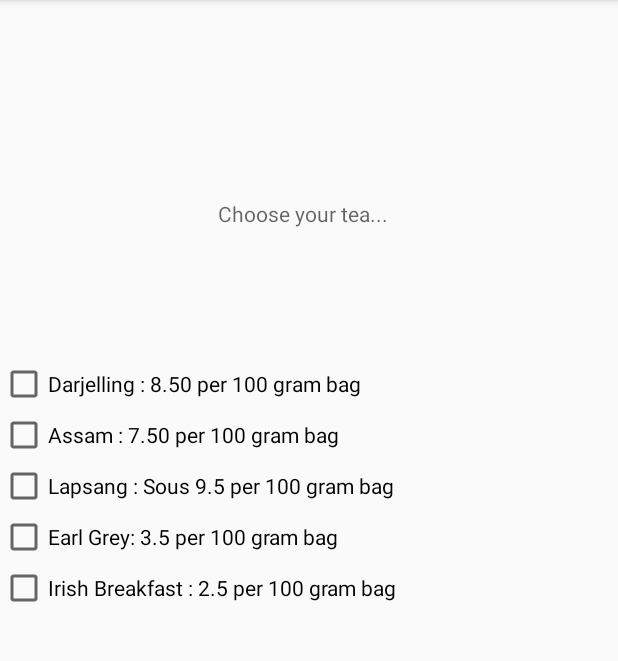
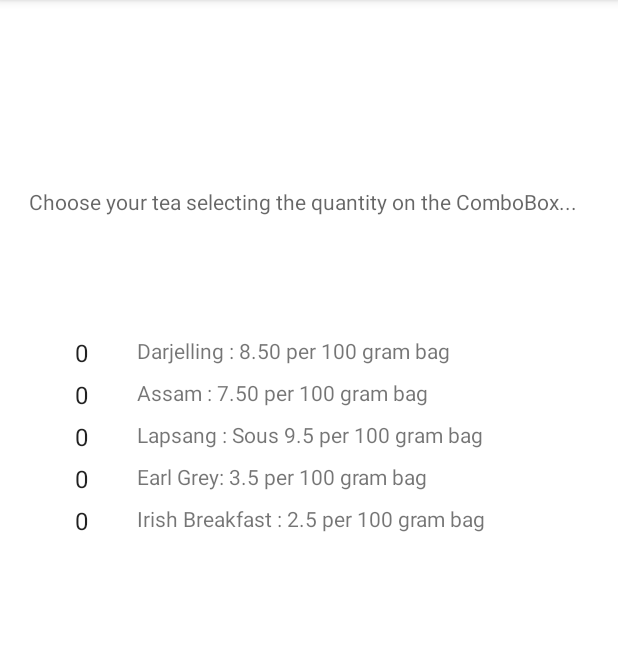
Before and after one commit to tiago-18654/week-8-18654-ca1, an Android app: the screen it shows after launch (MainActivity), on a phone screen of 412 x 824 dp, the part 84-745 px from its top. Run offline under Robolectric (Android 15) with nearby library versions, the phone set to English and light mode, and no system bars; our stand-ins replace data binding.

Commit message:
Change of the check box to Spinner list.
Creation of the exit button

```diff
--- a/app/src/main/java/com/example/android/teacosy/screens/shop/ShopFragment.kt
+++ b/app/src/main/java/com/example/android/teacosy/screens/shop/ShopFragment.kt
@@ -21,6 +21,10 @@ import android.util.Log
 import android.view.LayoutInflater
 import android.view.View
 import android.view.ViewGroup
+import android.widget.ArrayAdapter
+import android.widget.ArrayAdapter.createFromResource
+import android.widget.ListView
+import android.widget.Spinner
 import android.widget.Toast
 import androidx.databinding.DataBindingUtil
 import androidx.fragment.app.Fragment
@@ -28,15 +32,16 @@ import androidx.lifecycle.ViewModelProvider
 import androidx.navigation.fragment.NavHostFragment
 import com.example.android.teacosy.R
 import com.example.android.teacosy.databinding.TeaFragmentBinding
+import kotlinx.android.synthetic.main.tea_fragment.*
 
 /**
+ * @author Tiago Rufino
  * Fragment where the game is played
  */
 class ShopFragment : Fragment() {
 
     private lateinit var binding: TeaFragmentBinding;
     private lateinit var cartModel: ShopCartModel;
-
 
     override fun onCreateView(inflater: LayoutInflater, container: ViewGroup?,
                               savedInstanceState: Bundle?): View? {
@@ -49,39 +54,49 @@ class ShopFragment : Fragment() {
                 false
         )
 
-        Log.i("GameFragment", "Called ViewModelProvider.get")
+        Log.i("TeaFragment", "Called ViewModelProvider.get")
         cartModel = ViewModelProvider(this).get(ShopCartModel::class.java)
 
-        binding.correctButton.setOnClickListener { onCorrect() }
+        //Pay cart button listener
+        binding.correctButton.setOnClickListener { payCart() }
 
+        //Creating the adapter for load the array from the string file
+        val adapter = context?.let {
+            ArrayAdapter.createFromResource(it, R.array.quantity, android.R.layout.simple_spinner_item)}
+
+        //setting the leayout of the spinner
+        adapter?.setDropDownViewResource(android.R.layout.simple_spinner_dropdown_item);
+        //loading the spinner
+        binding.spinnerComboDarjelling.adapter = adapter
+        binding.spinnerComboAssam.adapter = adapter
+        binding.spinnerComboLapsang.adapter = adapter
+        binding.spinnerComboEarlGrey.adapter = adapter
+        binding.spinnerComboIrishBreakfast.adapter = adapter
         return binding.root
-
     }
 
-    private fun onCorrect() {
-        onCheckboxClicked();
+    /**
+     * @author Tiago Rufino
+     * Pay cart method
+     * Set the total and sent to the next fragment (Total_fragment)
+     */
+    private fun payCart() {
         Toast.makeText(activity, "Go to pay your cart", Toast.LENGTH_SHORT).show()
         val action = ShopFragmentDirections.actionGameToScore()
-        action.total = cartModel.total
-        //action. = cartModel.fee;
+        calculateValue();
+        action.total = cartModel.total;
         NavHostFragment.findNavController(this).navigate(action)
     }
 
-    fun onCheckboxClicked(){
-        if (binding.checkboxDarjelling.isChecked) {
-            cartModel.total = cartModel.total + 8.50f;
-        }
-        if (binding.checkboxAssam.isChecked) {
-            cartModel.total = cartModel.total + 7.50f;
-        }
-        if (binding.checkboxLapsang.isChecked) {
-            cartModel.total = cartModel.total + 9.50f;
-        }
-        if (binding.checkboxEarlGrey.isChecked) {
-            cartModel.total = cartModel.total + 3.50f;
-        }
-        if (binding.checkboxIrishBreakfast.isChecked) {
-            cartModel.total = cartModel.total + 2.50f;
-        }
+    /**
+     * @author Tiago Rufino
+     * calculate the order multipling the selected value with the price
+     */
+    private fun calculateValue(){
+        cartModel.total = cartModel.total + (binding.spinnerComboDarjelling.selectedItem.toString().toFloat() * 8.50f);
+        cartModel.total = cartModel.total + (binding.spinnerComboAssam.selectedItem.toString().toFloat() * 7.50f);
+        cartModel.total = cartModel.total + (binding.spinnerComboLapsang.selectedItem.toString().toFloat() * 9.50f);
+        cartModel.total = cartModel.total + (binding.spinnerComboEarlGrey.selectedItem.toString().toFloat() * 3.50f);
+        cartModel.total = cartModel.total + (binding.spinnerComboIrishBreakfast.selectedItem.toString().toFloat() * 2.50f);
     }
 }
--- a/app/src/main/java/com/example/android/teacosy/screens/total/TotalFragment.kt
+++ b/app/src/main/java/com/example/android/teacosy/screens/total/TotalFragment.kt
@@ -27,6 +27,8 @@ import androidx.lifecycle.ViewModelProvider
 import androidx.navigation.fragment.NavHostFragment
 import com.example.android.teacosy.R
 import com.example.android.teacosy.databinding.TotalFragmentBinding
+import java.lang.System.exit
+import kotlin.system.exitProcess
 
 /**
  * Fragment where the final score is shown, after the game is over
@@ -62,6 +64,7 @@ class TotalFragment : Fragment() {
         binding.deliveryFees.text = delivery.toString();
         binding.total.text = (total + delivery).toString();
         binding.playAgainButton.setOnClickListener { playAgain() }
+        binding.exitButton.setOnClickListener { exitProcess(0) }
 
         return binding.root
     }
--- a/app/src/main/res/layout/tea_fragment.xml
+++ b/app/src/main/res/layout/tea_fragment.xml
@@ -22,61 +22,68 @@
         android:id="@+id/game_layout"
         android:layout_width="match_parent"
         android:layout_height="match_parent"
-        tools:context=".screens.shop.ShopFragment">
+        android:background="#FFFFFF"
+        tools:context=".screens.shop.ShopFragment"
+        tools:visibility="visible">
 
-        <CheckBox
+        <TextView
             android:id="@+id/checkbox_darjelling"
             android:layout_width="wrap_content"
             android:layout_height="wrap_content"
-            android:layout_marginTop="240dp"
+            android:layout_marginStart="91dp"
+            android:layout_marginTop="224dp"
             android:orientation="horizontal"
             android:text="@string/darjelling"
+            app:layout_constraintStart_toStartOf="parent"
             app:layout_constraintTop_toTopOf="parent"
-            tools:ignore="MissingConstraints"
-            tools:layout_editor_absoluteX="91dp" />
+            tools:ignore="MissingConstraints" />
 
-        <CheckBox
+        <TextView
             android:id="@+id/checkbox_assam"
             android:layout_width="wrap_content"
             android:layout_height="wrap_content"
-            android:layout_marginTop="34dp"
+            android:layout_marginStart="91dp"
+            android:layout_marginTop="28dp"
             android:orientation="horizontal"
             android:text="@string/assam"
+            app:layout_constraintStart_toStartOf="parent"
             app:layout_constraintTop_toTopOf="@+id/checkbox_darjelling"
-            tools:layout_editor_absoluteX="91dp"
             tools:ignore="MissingConstraints" />
 
-        <CheckBox
+        <TextView
             android:id="@+id/checkbox_lapsang"
             android:layout_width="wrap_content"
             android:layout_height="wrap_content"
-            android:layout_marginTop="34dp"
+            android:layout_marginStart="91dp"
+            android:layout_marginTop="28dp"
             android:orientation="horizontal"
             android:text="@string/lapsang"
+            app:layout_constraintStart_toStartOf="parent"
             app:layout_constraintTop_toTopOf="@+id/checkbox_assam"
-            tools:layout_editor_absoluteX="91dp"
             tools:ignore="MissingConstraints" />
 
-        <CheckBox
+        <TextView
             android:id="@+id/checkbox_earl_grey"
             android:layout_width="wrap_content"
             android:layout_height="wrap_content"
-            android:layout_marginTop="34dp"
+            android:layout_marginStart="91dp"
+            android:layout_marginTop="28dp"
             android:orientation="horizontal"
             android:text="@string/earl_grey"
+            app:layout_constraintStart_toStartOf="parent"
             app:layout_constraintTop_toTopOf="@+id/checkbox_lapsang"
-            tools:layout_editor_absoluteX="91dp"
             tools:ignore="MissingConstraints" />
 
-        <CheckBox
+        <TextView
             android:id="@+id/checkbox_irish_breakfast"
             android:layout_width="wrap_content"
             android:layout_height="wrap_content"
-            android:layout_marginTop="34dp"
+            android:layout_marginStart="91dp"
+            android:layout_marginTop="28dp"
             android:orientation="horizontal"
             android:text="@string/irish_breakfast"
+            app:layout_constraintStart_toStartOf="parent"
             app:layout_constraintTop_toTopOf="@+id/checkbox_earl_grey"
-            tools:layout_editor_absoluteX="91dp"
             tools:ignore="MissingConstraints" />
 
         <TextView
@@ -91,7 +98,7 @@
             android:textStyle="normal"
             app:layout_constraintBottom_toTopOf="@+id/guideline"
             app:layout_constraintEnd_toEndOf="parent"
-            tools:text="2"/>
+            tools:text="2" />
 
         <androidx.constraintlayout.widget.Guideline
             android:id="@+id/guideline"
@@ -120,13 +127,76 @@
             android:layout_marginTop="44dp"
             android:layout_marginEnd="8dp"
             android:fontFamily="sans-serif"
+            android:text="@string/choose_your_tea"
             android:textColor="@color/grey_text_color"
-            android:text="@string/choose_your_tea"
             app:layout_constraintBottom_toTopOf="@+id/checkbox_darjelling"
             app:layout_constraintEnd_toEndOf="parent"
             app:layout_constraintStart_toStartOf="parent"
             app:layout_constraintTop_toTopOf="parent" />
 
+        <Spinner
+            android:id="@+id/spinner_combo_darjelling"
+            style="@android:style/Widget.DeviceDefault.Light.Spinner"
+            android:layout_width="30dp"
+            android:layout_height="20dp"
+            android:layout_marginTop="224dp"
+            android:layout_marginEnd="12dp"
+            android:background="@color/white_text_color"
+            app:layout_constraintEnd_toStartOf="@+id/checkbox_darjelling"
+            app:layout_constraintHorizontal_bias="0.857"
+            app:layout_constraintStart_toStartOf="parent"
+            app:layout_constraintTop_toTopOf="parent" />
+
+        <Spinner
+            android:id="@+id/spinner_combo_assam"
+            style="@android:style/Widget.DeviceDefault.Light.Spinner"
+            android:layout_width="30dp"
+            android:layout_height="20dp"
+            android:layout_marginTop="8dp"
+            android:background="@color/white_text_color"
+            app:layout_constraintEnd_toStartOf="@+id/checkbox_assam"
+            app:layout_constraintHorizontal_bias="0.688"
+            app:layout_constraintStart_toStartOf="parent"
+            app:layout_constraintTop_toBottomOf="@+id/spinner_combo_darjelling" />
+
+        <Spinner
+            android:id="@+id/spinner_combo_lapsang"
+            style="@android:style/Widget.DeviceDefault.Light.Spinner"
+            android:layout_width="30dp"
+            android:layout_height="20dp"
+            android:layout_marginTop="8dp"
+            android:background="@color/white_text_color"
+            app:layout_constraintEnd_toStartOf="@+id/checkbox_lapsang"
+            app:layout_constraintHorizontal_bias="0.688"
+            app:layout_constraintStart_toStartOf="parent"
+            app:layout_constraintTop_toBottomOf="@+id/spinner_combo_assam" />
+
+        <Spinner
+            android:id="@+id/spinner_combo_earl_grey"
+            style="@android:style/Widget.DeviceDefault.Light.Spinner"
+            android:layout_width="30dp"
+            android:layout_height="20dp"
+            android:layout_marginStart="40dp"
+            android:layout_marginTop="8dp"
+            android:background="@color/white_text_color"
+            app:layout_constraintEnd_toStartOf="@+id/checkbox_earl_grey"
+            app:layout_constraintHorizontal_bias="0.095"
+            app:layout_constraintStart_toStartOf="parent"
+            app:layout_constraintTop_toBottomOf="@+id/spinner_combo_lapsang" />
+
+        <Spinner
+            android:id="@+id/spinner_combo_irish_breakfast"
+            style="@android:style/Widget.DeviceDefault.Light.Spinner"
+            android:layout_width="30dp"
+            android:layout_height="20dp"
+            android:layout_marginStart="40dp"
+            android:layout_marginTop="8dp"
+            android:background="@color/white_text_color"
+            app:layout_constraintEnd_toStartOf="@+id/checkbox_irish_breakfast"
+            app:layout_constraintHorizontal_bias="0.095"
+            app:layout_constraintStart_toStartOf="parent"
+            app:layout_constraintTop_toBottomOf="@+id/spinner_combo_earl_grey" />
+
 
     </androidx.constraintlayout.widget.ConstraintLayout>
 </layout>
--- a/app/src/main/res/layout/total_fragment.xml
+++ b/app/src/main/res/layout/total_fragment.xml
@@ -137,7 +137,18 @@
             android:theme="@style/GoButton"
             app:layout_constraintBottom_toBottomOf="parent"
             app:layout_constraintEnd_toEndOf="parent"
-            app:layout_constraintStart_toStartOf="parent"/>
+            app:layout_constraintHorizontal_bias="0.274"
+            app:layout_constraintStart_toStartOf="parent" />
+
+        <Button
+            android:id="@+id/exit_button"
+            android:layout_width="wrap_content"
+            android:layout_height="wrap_content"
+            android:text="@string/exit"
+            app:layout_constraintBottom_toBottomOf="parent"
+            app:layout_constraintEnd_toEndOf="parent"
+            app:layout_constraintStart_toEndOf="@+id/play_again_button"
+            tools:layout_editor_absoluteY="683dp" />
 
 
     </androidx.constraintlayout.widget.ConstraintLayout>
--- a/app/src/main/res/values/strings.xml
+++ b/app/src/main/res/values/strings.xml
@@ -16,14 +16,10 @@
 
 <resources>
     <string name="app_name">Tea Cosy</string>
-    <string name="skip">Skip Item</string>
     <string name="shop_again">Shop Again</string>
     <string name="this_is_your_cart">This is your cart</string>
-    <string name="title_text">Shop =D !</string>
-    <string name="shop_button">Shop</string>
-    <string name="get_ready">Get ready to</string>
     <string name="add_to_the_cart">Go to the cart</string>
-    <string name="go_to_my_cart">Go to my cart</string>
+    <string name="exit">Exit</string>
     <string name="the_item_is">The item is…</string>
 
     <string name="darjelling">Darjelling : 8.50 per 100 gram bag</string>
@@ -32,8 +28,21 @@
     <string name="earl_grey">Earl Grey:  3.5 per 100 gram bag</string>
     <string name="irish_breakfast">Irish Breakfast : 2.5 per 100 gram bag</string>
 
-    <string name="teas">Total of teas: </string>
-    <string name="delivery">Delivery fees: </string>
-    <string name="total">TOTAL: </string>
-    <string name="choose_your_tea">Choose your tea... </string>
+    <string name="teas">"\Total of teas:                   €"</string>
+    <string name="delivery">"\Delivery fees:                   €" </string>
+    <string name="total">"\TOTAL:                  €"</string>
+    <string name="choose_your_tea">Choose your tea selecting the quantity on the ComboBox... </string>
+
+    <string-array name="quantity">
+        <item>0</item>
+        <item>1</item>
+        <item>2</item>
+        <item>3</item>
+        <item>4</item>
+        <item>5</item>
+        <item>6</item>
+        <item>7</item>
+        <item>8</item>
+        <item>9</item>
+    </string-array>
 </resources>
```
